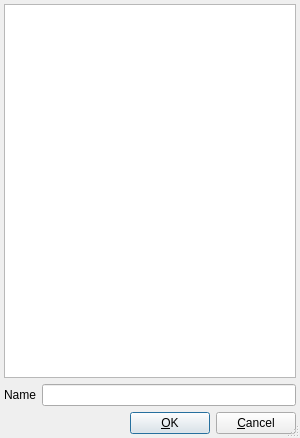
northriv/KAME, file kame/forms/drivercreate.ui: the form before one commit.
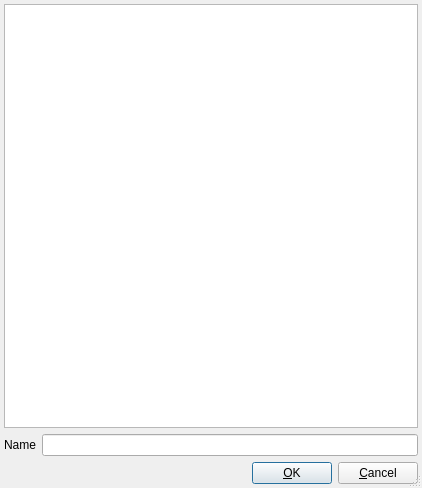
The form after the commit.

Diff of the .ui file:
```diff
--- a/kame/forms/drivercreate.ui
+++ b/kame/forms/drivercreate.ui
@@ -6,8 +6,8 @@
    <rect>
     <x>0</x>
     <y>0</y>
-    <width>300</width>
-    <height>438</height>
+    <width>422</width>
+    <height>488</height>
    </rect>
   </property>
   <property name="minimumSize">
```
